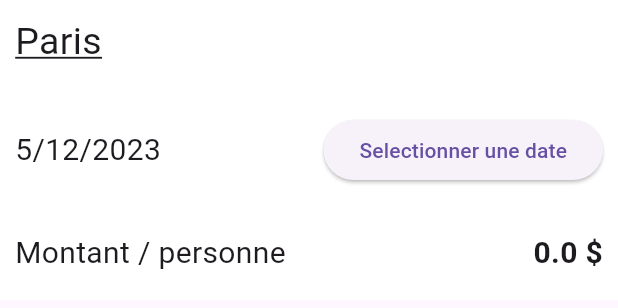
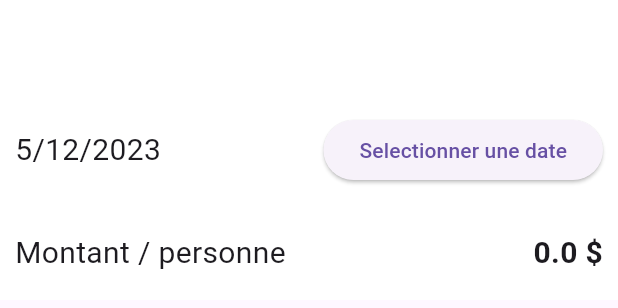
Before and after one commit to aboubakardiakite/flutterApp, a Flutter app: the TripOverview widget shown alone on an empty page, opened directly with empty values, on a phone screen of 412 x 824 dp. Shown: the top 308 px of the screen. Run offline on Flutter 3.47's test engine with Material 3 defaults, Android fonts, the phone set to English and light mode, and no system bars.

```diff
--- a/restaurant_app/lib/main.dart
+++ b/restaurant_app/lib/main.dart
@@ -26,7 +26,11 @@ class DymaTrip extends StatelessWidget{
         ),
       ),
       debugShowCheckedModeBanner: false,
-      home: HomeView(),
+      // initialRoute: '/city',
+      routes: {
+        '/': (context) => const HomeView(),
+        '/city': (context) => Data(child: const CityView() ,),
+      }
       // home: Data(child:CityView() ,) ,
     );
   }
--- a/restaurant_app/lib/views/city/widget/trip_overview.dart
+++ b/restaurant_app/lib/views/city/widget/trip_overview.dart
@@ -8,8 +8,9 @@ class TripOverview extends StatelessWidget {
   final Trip myTrip;
   final VoidCallback setDate;
   double amount;
+  final String cityname;
 
-  TripOverview({super.key,required this.myTrip, required this.setDate,required this.amount});
+  TripOverview({super.key,required this.myTrip, required this.setDate,required this.amount,required this.cityname});
 
 
   @override
@@ -25,9 +26,9 @@ class TripOverview extends StatelessWidget {
       child: Column(
         crossAxisAlignment: CrossAxisAlignment.start,
         children: [
-          const Text(
-            'Paris',
-            style: TextStyle(fontSize: 25, decoration: TextDecoration.underline),
+           Text(
+            '$cityname',
+            style: const TextStyle(fontSize: 25, decoration: TextDecoration.underline),
           ),
           const SizedBox(height: 30,),
           Row(
```
Also changed, not shown: restaurant_app/lib/views/city/city_view.dart (+8 -2 lines), restaurant_app/lib/views/home/widgets/city_card.dart (+4 -6 lines).
